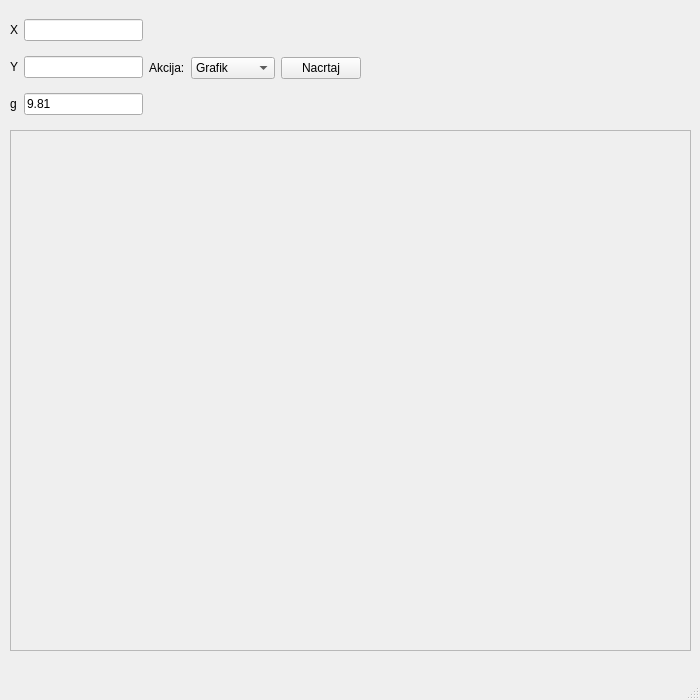
mgrujcic/Brahistohrona, file projekat.ui: the form before one commit.
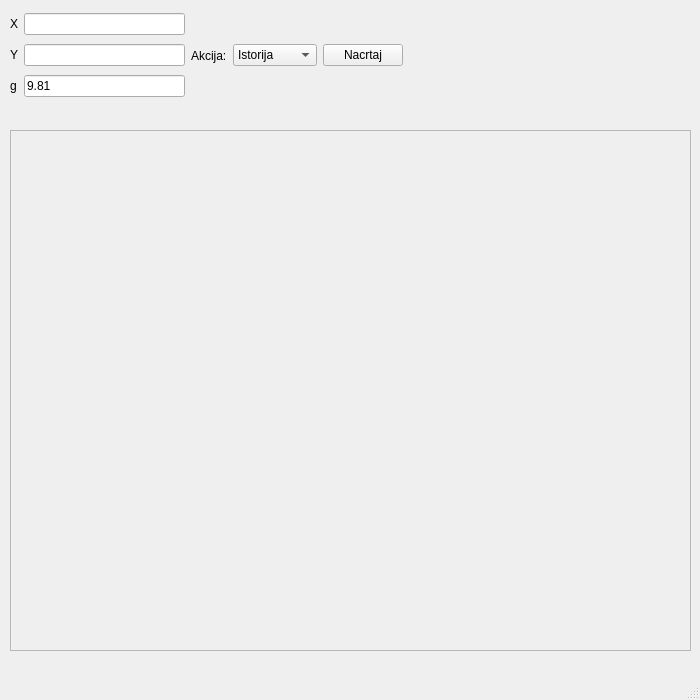
The form after the commit.

Patch:
```diff
--- a/projekat.ui
+++ b/projekat.ui
@@ -44,8 +44,8 @@
      <rect>
       <x>10</x>
       <y>10</y>
-      <width>351</width>
-      <height>116</height>
+      <width>393</width>
+      <height>91</height>
      </rect>
     </property>
     <layout class="QHBoxLayout" name="horizontalLayout_2">
@@ -104,6 +104,11 @@
        </item>
        <item>
         <widget class="QComboBox" name="comboBox">
+         <item>
+          <property name="text">
+           <string>Istorija</string>
+          </property>
+         </item>
          <item>
           <property name="text">
            <string>Grafik</string>
```
